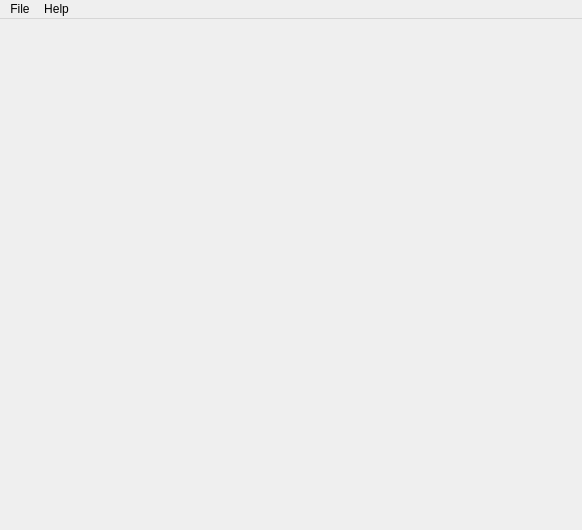
The window that Ventana.ui (vialrogo/chesstrainer-ia) describes before a commit, drawn with Qt 5.
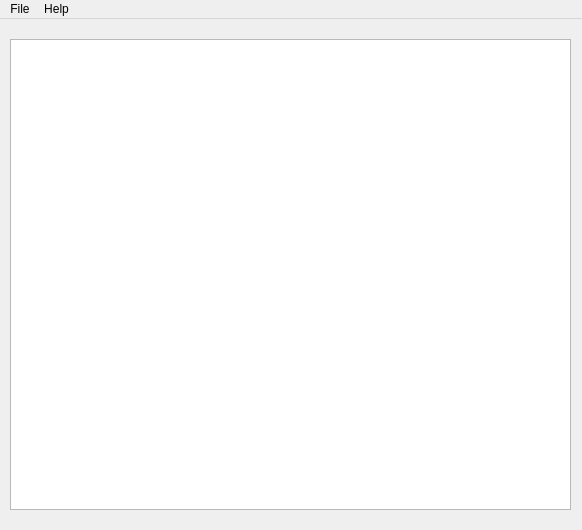
The same window after the commit.

```diff
--- a/Ventana.ui
+++ b/Ventana.ui
@@ -13,7 +13,18 @@
   <property name="windowTitle">
    <string>MainWindow</string>
   </property>
-  <widget class="QWidget" name="centralwidget"/>
+  <widget class="QWidget" name="centralwidget">
+   <widget class="QGraphicsView" name="graphicsView">
+    <property name="geometry">
+     <rect>
+      <x>10</x>
+      <y>20</y>
+      <width>561</width>
+      <height>471</height>
+     </rect>
+    </property>
+   </widget>
+  </widget>
   <widget class="QMenuBar" name="menubar">
    <property name="geometry">
     <rect>
```
